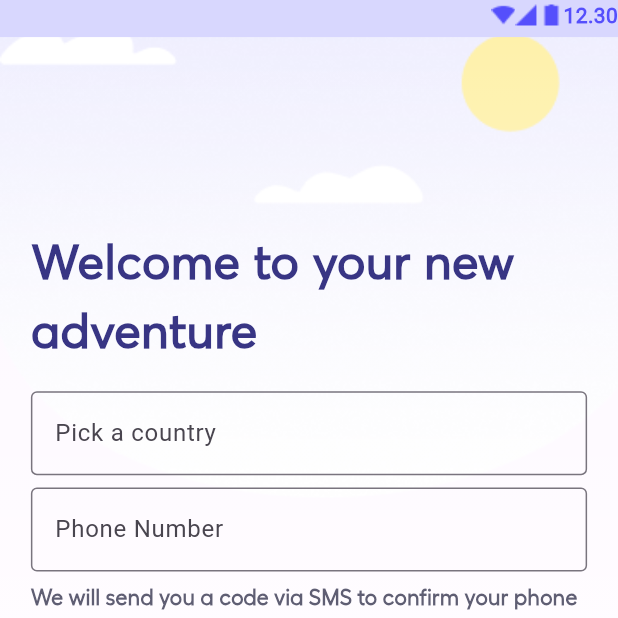
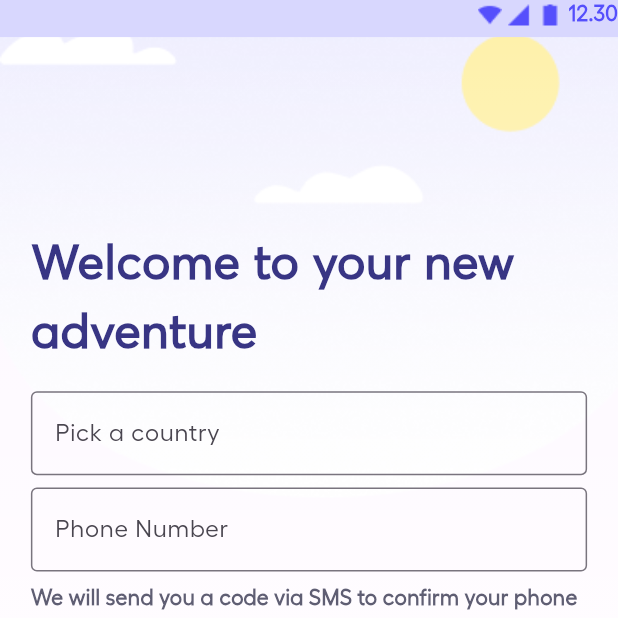
Before and after one commit to ilaydaxtx/travelapp, a Flutter app: the screen it shows after launch, on a phone screen of 412 x 824 dp, the top half of it. Run offline on Flutter 3.47's test engine with Material 3 defaults, Android fonts, the phone set to English and light mode, and no system bars; our stand-ins replace get; missing offline and left inert: dart:ffi.

Commit message:
folders reclassified

```diff
--- a/travelapp2024/lib/appbar/appbar_view.dart
+++ b/travelapp2024/lib/const/appbar/appbar_view.dart
@@ -1,10 +1,12 @@
 import 'package:flutter/material.dart';
 import 'package:get/get.dart';
-import 'package:travelapp2024/global/styles/colors.dart';
+import 'package:travelapp2024/const/styles/colors.dart';
 
 class AppbarView {
   static AppBar appBarView() {
     return AppBar(
+      leading: null,
+      automaticallyImplyLeading: false,
       backgroundColor: AppColors.LightPurple,
       toolbarHeight: Get.height*0.03,
       flexibleSpace: SafeArea(
@@ -14,15 +16,18 @@ class AppbarView {
             crossAxisAlignment: CrossAxisAlignment.center,
             children: [
             Image.asset("assets/wifi.png"),
+            SizedBox(width: Get.width * 0.01,),
             Image.asset("assets/cellular.png"),
+            SizedBox(width: Get.width * 0.01,),
             Image.asset("assets/battery.png"),
+            SizedBox(width: Get.width * 0.01,),
             Text("12.30",
             style: TextStyle(fontFamily: "Roboto",
             fontWeight: FontWeight.w600,
             fontSize: 14,
             color: AppColors.BrightPurple,),)
 
-        ],)),
+        ],),),
       ),
     );
 
--- a/travelapp2024/lib/controllers/favorites_controller.dart
+++ b/travelapp2024/lib/ui/home/controller/favorites_controller.dart
@@ -1,5 +1,5 @@
 import 'package:get/get.dart';
-import 'package:travelapp2024/models/model_favorites_list.dart';
+import 'package:travelapp2024/ui/home/model/model_favorites_list.dart';
 
 class DestinationController extends GetxController {
   var destinations = <Destination>[
--- a/travelapp2024/lib/registerpage_view/registerview.dart
+++ b/travelapp2024/lib/ui/register/register_background.dart
@@ -1,5 +1,5 @@
 import 'package:flutter/material.dart';
-import 'package:travelapp2024/global/styles/gradients.dart';
+import 'package:travelapp2024/const/styles/gradients.dart';
 
 class RegisterView { //register page's background
   static Stack registerView() {
--- a/travelapp2024/lib/interface/view/pageview.dart
+++ b/travelapp2024/lib/ui/scroll/vertical_scroll.dart
@@ -1,6 +1,6 @@
 import 'package:flutter/material.dart';
-import 'package:travelapp2024/interface/screens/welcome_page.dart';
-import '../../registerpage_view/register_page.dart';
+import 'package:travelapp2024/ui/welcome/welcome_page.dart';
+import '../../ui/register/register_page.dart';
 
 class VerticalPageView extends StatelessWidget {
   @override
--- a/travelapp2024/lib/splash/splash_binding.dart
+++ b/travelapp2024/lib/ui/splash/splash_binding.dart
@@ -3,7 +3,7 @@
 import 'dart:ffi';
 
 import 'package:get/get.dart';
-import 'package:travelapp2024/controllers/splash_controller.dart';
+import 'package:travelapp2024/ui/splash/splash_controller.dart';
 
 class SplashBinding extends Bindings{
   @override
--- a/travelapp2024/lib/controllers/splash_controller.dart
+++ b/travelapp2024/lib/ui/splash/splash_controller.dart
@@ -1,7 +1,7 @@
 import 'package:get/get.dart';
 import 'package:flutter/material.dart';
-import 'package:travelapp2024/registerpage_view/register_page.dart';
-import 'package:travelapp2024/interface/routes.dart';
+import 'package:travelapp2024/ui/register/register_page.dart';
+import 'package:travelapp2024/routes/routes.dart';
 
 class SplashController extends GetxController{
   @override
@@ -12,7 +12,7 @@ class SplashController extends GetxController{
 }
 
 void _navigateToHome() async {
-  await Future.delayed(Duration(seconds: 2), (){ //welcome_page gitmesi lazım
+  await Future.delayed(Duration(seconds: 2), (){ //goes to welcome_page
     Get.offAllNamed(Routes.registerPage);
   });
 }
--- a/travelapp2024/lib/interface/screens/welcome_page.dart
+++ b/travelapp2024/lib/ui/welcome/welcome_page.dart
@@ -1,6 +1,6 @@
 import 'package:flutter/material.dart';
 import 'package:get/get.dart';
-import 'package:travelapp2024/interface/screens/register_page.dart';
+import 'package:travelapp2024/ui/register/register_page.dart';
 
 void main(){
   runApp(WelcomePage()); //this page is actually the splash page
--- a/travelapp2024/pubspec.yaml
+++ b/travelapp2024/pubspec.yaml
@@ -84,7 +84,7 @@ flutter:
         - asset: assets/fonts/Fellix-Regular.ttf
     - family: Roboto
       fonts:
-        - asset: assets/fonts/Roboto-Regular.ttf
+        - asset: assets/fonts/Fellix-Regular.ttf
 
 
   #         style: italic
```
Also changed, not shown: travelapp2024/lib/main.dart (+4 -6 lines), travelapp2024/lib/routes/pages.dart (renamed from travelapp2024/lib/interface/pages.dart, +6 -7 lines), travelapp2024/lib/ui/register/register_page.dart (renamed from travelapp2024/lib/registerpage_view/register_page.dart, +6 -6 lines), travelapp2024/lib/const/styles/colors.dart (renamed from travelapp2024/lib/global/styles/colors.dart), travelapp2024/lib/const/styles/gradients.dart (renamed from travelapp2024/lib/global/styles/gradients.dart), travelapp2024/lib/routes/routes.dart (renamed from travelapp2024/lib/interface/routes.dart), travelapp2024/lib/ui/detail/detail_page.dart (added), travelapp2024/lib/ui/home/model/model_favorites_list.dart (renamed from travelapp2024/lib/models/model_favorites_list.dart), travelapp2024/lib/ui/home/view/home_view.dart (renamed from travelapp2024/lib/interface/screens/home_page.dart), travelapp2024/lib/ui/scroll/scroll_controller.dart (renamed from travelapp2024/lib/controllers/scroll_controller.dart), travelapp2024/lib/ui/welcome/welcome_controller.dart (renamed from travelapp2024/lib/controllers/welcome_controller.dart).
